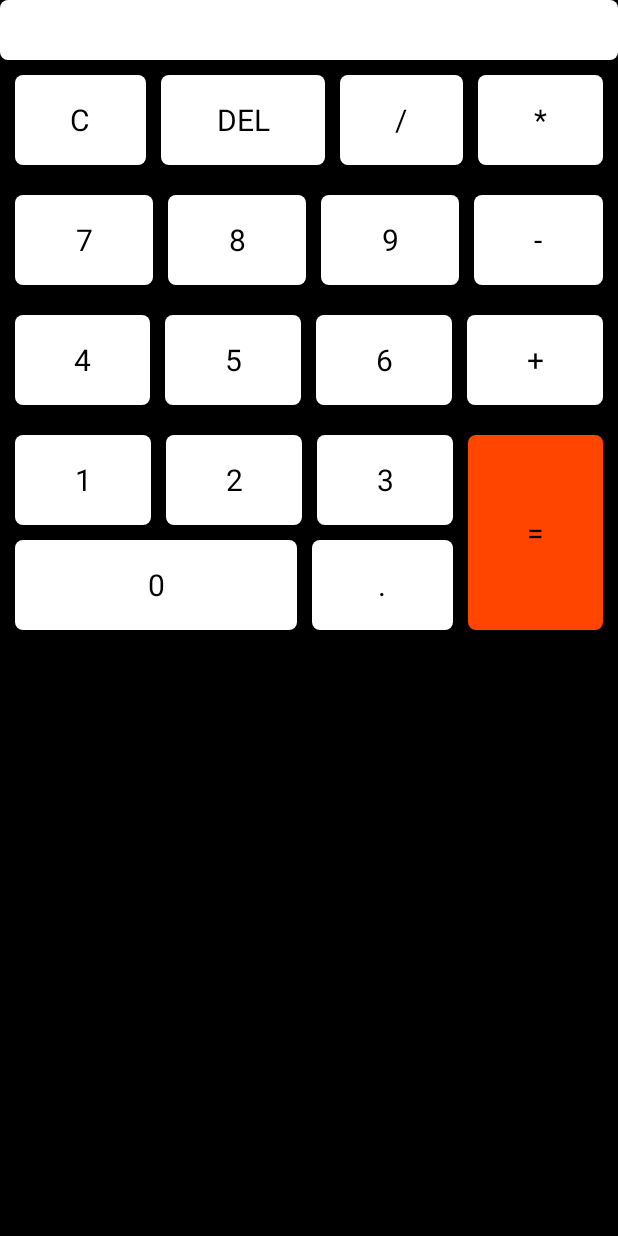
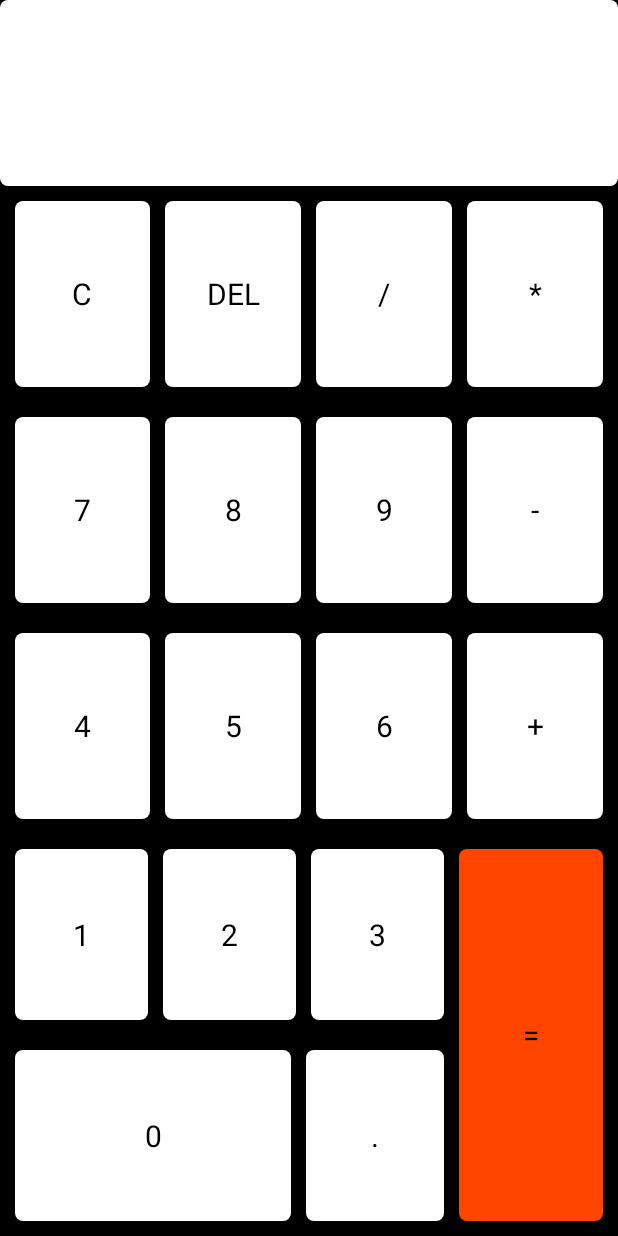
Before and after one commit to cjhlearn/myCalculator, an Android app: the screen it shows after launch (MainActivity), on a phone screen of 412 x 824 dp. Run offline under Robolectric (Android 15) with nearby library versions, the phone set to English and light mode, and no system bars.

Commit message:
补充说明Gradle项目构建版本更新为4.1 调整部分编码风格 完善了全屏的布局（好像也不是太好看）

```diff
--- a/app/src/main/res/layout/activity_layout.xml
+++ b/app/src/main/res/layout/activity_layout.xml
@@ -5,261 +5,248 @@
     android:layout_height="match_parent">
 
     <EditText
+        android:id="@+id/edit_text_top"
         android:layout_width="match_parent"
-        android:layout_height="40dp"
-        android:id="@+id/edit_text_top"
+        android:layout_height="0dp"
+        android:layout_weight="1"
+        android:textSize="40dp"
+        android:textStyle="bold"
         android:enabled="false"
         android:gravity="right|bottom"
-        android:background="@drawable/white_bg"
-        />
+        android:background="@drawable/white_bg"/>
 
     <LinearLayout
         android:layout_width="match_parent"
-        android:layout_height="wrap_content"
+        android:layout_height="0dp"
+        android:layout_weight="1"
         android:layout_margin="10dp"
         android:orientation="horizontal"
-        android:gravity="center"
-        >
+        android:gravity="center">
 
         <Button
-            android:layout_width="wrap_content"
-            android:layout_height="60dp"
+            android:id="@+id/btn_clear"
+            android:layout_width="0dp"
+            android:layout_height="match_parent"
             android:layout_weight="1"
             android:background="@drawable/white_selector"
             android:text="C"
-            android:textSize="20sp"
-            android:id="@+id/btn_clear"
-            />
+            android:textSize="20sp"/>
 
         <Button
-            android:layout_width="wrap_content"
-            android:layout_height="60dp"
+            android:id="@+id/btn_del"
+            android:layout_width="0dp"
+            android:layout_height="match_parent"
             android:layout_weight="1"
             android:background="@drawable/white_selector"
             android:layout_marginLeft="10dp"
             android:text="DEL"
-            android:textSize="20sp"
-            android:id="@+id/btn_del"
-            />
+            android:textSize="20sp"/>
 
         <Button
-            android:layout_width="wrap_content"
-            android:layout_height="60dp"
+            android:id="@+id/btn_divide"
+            android:layout_width="0dp"
+            android:layout_height="match_parent"
             android:layout_weight="1"
             android:background="@drawable/white_selector"
             android:layout_marginLeft="10dp"
             android:text="/"
-            android:textSize="20sp"
-            android:id="@+id/btn_divide"
-            />
+            android:textSize="20sp"/>
 
         <Button
-            android:layout_width="wrap_content"
-            android:layout_height="60dp"
+            android:id="@+id/btn_multiply"
+            android:layout_width="0dp"
+            android:layout_height="match_parent"
             android:layout_weight="1"
             android:background="@drawable/white_selector"
             android:layout_marginLeft="10dp"
             android:text="*"
-            android:textSize="20sp"
-            android:id="@+id/btn_multiply"
-            />
+            android:textSize="20sp"/>
+
+    </LinearLayout>
+    <LinearLayout
+        android:layout_width="match_parent"
+        android:layout_height="0dp"
+        android:layout_weight="1"
+        android:layout_margin="10dp"
+        android:orientation="horizontal"
+        android:gravity="center">
+
+        <Button
+            android:id="@+id/btn_7"
+            android:layout_width="0dp"
+            android:layout_height="match_parent"
+            android:layout_weight="1"
+            android:background="@drawable/white_selector"
+            android:text="7"
+            android:textSize="20sp"/>
+
+        <Button
+            android:id="@+id/btn_8"
+            android:layout_width="0dp"
+            android:layout_height="match_parent"
+            android:layout_weight="1"
+            android:background="@drawable/white_selector"
+            android:layout_marginLeft="10dp"
+            android:text="8"
+            android:textSize="20sp"/>
+
+        <Button
+            android:id="@+id/btn_9"
+            android:layout_width="0dp"
+            android:layout_height="match_parent"
+            android:layout_weight="1"
+            android:background="@drawable/white_selector"
+            android:layout_marginLeft="10dp"
+            android:text="9"
+            android:textSize="20sp"/>
+
+        <Button
+            android:id="@+id/btn_minus"
+            android:layout_width="0dp"
+            android:layout_height="match_parent"
+            android:layout_weight="1"
+            android:background="@drawable/white_selector"
+            android:layout_marginLeft="10dp"
+            android:text="-"
+            android:textSize="20sp"/>
 
     </LinearLayout>
 
     <LinearLayout
         android:layout_width="match_parent"
-        android:layout_height="wrap_content"
+        android:layout_height="0dp"
+        android:layout_weight="1"
         android:layout_margin="10dp"
         android:orientation="horizontal"
-        android:gravity="center"
-        >
+        android:gravity="center">
 
         <Button
-            android:layout_width="wrap_content"
-            android:layout_height="60dp"
+            android:id="@+id/btn_4"
+            android:layout_width="0dp"
+            android:layout_height="match_parent"
             android:layout_weight="1"
             android:background="@drawable/white_selector"
-            android:text="7"
-            android:textSize="20sp"
-            android:id="@+id/btn_7"
-            />
+            android:text="4"
+            android:textSize="20sp"/>
 
         <Button
-            android:layout_width="wrap_content"
-            android:layout_height="60dp"
+            android:id="@+id/btn_5"
+            android:layout_width="0dp"
+            android:layout_height="match_parent"
             android:layout_weight="1"
             android:background="@drawable/white_selector"
             android:layout_marginLeft="10dp"
-            android:text="8"
-            android:textSize="20sp"
-            android:id="@+id/btn_8"
-            />
+            android:text="5"
+            android:textSize="20sp"/>
 
         <Button
-            android:layout_width="wrap_content"
-            android:layout_height="60dp"
+            android:id="@+id/btn_6"
+            android:layout_width="0dp"
+            android:layout_height="match_parent"
             android:layout_weight="1"
             android:background="@drawable/white_selector"
             android:layout_marginLeft="10dp"
-            android:text="9"
-            android:textSize="20sp"
-            android:id="@+id/btn_9"
-            />
+            android:text="6"
+            android:textSize="20sp"/>
 
         <Button
-            android:layout_width="wrap_content"
-            android:layout_height="60dp"
+            android:id="@+id/btn_add"
+            android:layout_width="0dp"
+            android:layout_height="match_parent"
             android:layout_weight="1"
             android:background="@drawable/white_selector"
             android:layout_marginLeft="10dp"
-            android:text="-"
-            android:textSize="20sp"
-            android:id="@+id/btn_minus"
-            />
+            android:text="+"
+            android:textSize="20sp"/>
 
     </LinearLayout>
 
     <LinearLayout
         android:layout_width="match_parent"
-        android:layout_height="wrap_content"
-        android:layout_margin="10dp"
-        android:orientation="horizontal"
-        android:gravity="center"
-        >
-
-        <Button
-            android:layout_width="wrap_content"
-            android:layout_height="60dp"
-            android:layout_weight="1"
-            android:background="@drawable/white_selector"
-            android:text="4"
-            android:textSize="20sp"
-            android:id="@+id/btn_4"
-            />
-
-        <Button
-            android:layout_width="wrap_content"
-            android:layout_height="60dp"
-            android:layout_weight="1"
-            android:background="@drawable/white_selector"
-            android:layout_marginLeft="10dp"
-            android:text="5"
-            android:textSize="20sp"
-            android:id="@+id/btn_5"
-            />
-
-        <Button
-            android:layout_width="wrap_content"
-            android:layout_height="60dp"
-            android:layout_weight="1"
-            android:background="@drawable/white_selector"
-            android:layout_marginLeft="10dp"
-            android:text="6"
-            android:textSize="20sp"
-            android:id="@+id/btn_6"
-            />
-
-        <Button
-            android:layout_width="wrap_content"
-            android:layout_height="60dp"
-            android:layout_weight="1"
-            android:background="@drawable/white_selector"
-            android:layout_marginLeft="10dp"
-            android:text="+"
-            android:textSize="20sp"
-            android:id="@+id/btn_add"
-            />
-
-    </LinearLayout>
-
-    <LinearLayout
-        android:layout_width="match_parent"
-        android:layout_height="wrap_content"
+        android:layout_height="0dp"
+        android:layout_weight="2"
         android:orientation="horizontal"
         android:layout_margin="10dp"
-        android:gravity="center_horizontal"
-        >
+        android:gravity="center_horizontal">
 
         <LinearLayout
-            android:layout_width="wrap_content"
-            android:layout_height="wrap_content"
+            android:layout_width="0dp"
+            android:layout_height="match_parent"
             android:layout_weight="3"
-            android:orientation="vertical"
-            >
+            android:orientation="vertical">
+
             <LinearLayout
                 android:layout_width="match_parent"
-                android:layout_height="wrap_content"
+                android:layout_height="0dp"
+                android:layout_weight="1"
                 android:orientation="horizontal">
+
                 <Button
+                    android:id="@+id/btn_1"
                     android:layout_width="0dp"
-                    android:layout_height="60dp"
+                    android:layout_height="match_parent"
                     android:layout_weight="1"
                     android:background="@drawable/white_selector"
                     android:text="1"
-                    android:textSize="20sp"
-                    android:id="@+id/btn_1"/>
+                    android:textSize="20sp"/>
 
                 <Button
+                    android:id="@+id/btn_2"
                     android:layout_width="0dp"
-                    android:layout_height="60dp"
+                    android:layout_height="match_parent"
                     android:layout_weight="1"
                     android:background="@drawable/white_selector"
                     android:text="2"
                     android:textSize="20sp"
-                    android:layout_marginLeft="10dp"
-                    android:id="@+id/btn_2"/>
+                    android:layout_marginLeft="10dp"/>
 
                 <Button
                     android:id="@+id/btn_3"
                     android:layout_width="0dp"
-                    android:layout_height="60dp"
+                    android:layout_height="match_parent"
                     android:layout_weight="1"
                     android:background="@drawable/white_selector"
                     android:text="3"
                     android:layout_marginLeft="10dp"
                     android:textSize="20sp"/>
             </LinearLayout>
+
             <LinearLayout
                 android:layout_width="match_parent"
-                android:layout_height="wrap_content"
+                android:layout_height="0dp"
+                android:layout_weight="1"
                 android:orientation="horizontal"
-                android:layout_marginTop="10dp">
+                android:layout_marginTop="20dp">
 
                 <Button
                     android:id="@+id/btn_0"
                     android:layout_width="0dp"
-                    android:layout_height="60dp"
+                    android:layout_height="match_parent"
                     android:layout_weight="2"
                     android:background="@drawable/white_selector"
                     android:text="0"
-                    android:textSize="20sp"
-                    />
+                    android:textSize="20sp"/>
 
                 <Button
                     android:id="@+id/btn_point"
                     android:layout_width="0dp"
-                    android:layout_height="60dp"
+                    android:layout_height="match_parent"
                     android:layout_weight="1"
                     android:layout_marginLeft="10dp"
                     android:background="@drawable/white_selector"
                     android:text="."
                     android:textSize="20sp"/>
             </LinearLayout>
-
-
         </LinearLayout>
 
         <Button
-            android:layout_width="wrap_content"
-            android:layout_height="130dp"
+            android:id="@+id/btn_equal"
+            android:layout_width="0dp"
+            android:layout_height="match_parent"
             android:layout_weight="1"
             android:background="@drawable/orange_selector"
             android:text="="
             android:layout_marginLeft="10dp"
-            android:textSize="20sp"
-            android:id="@+id/btn_equal"
-            />
-
+            android:textSize="20sp"/>
     </LinearLayout>
-
 </LinearLayout>
```
